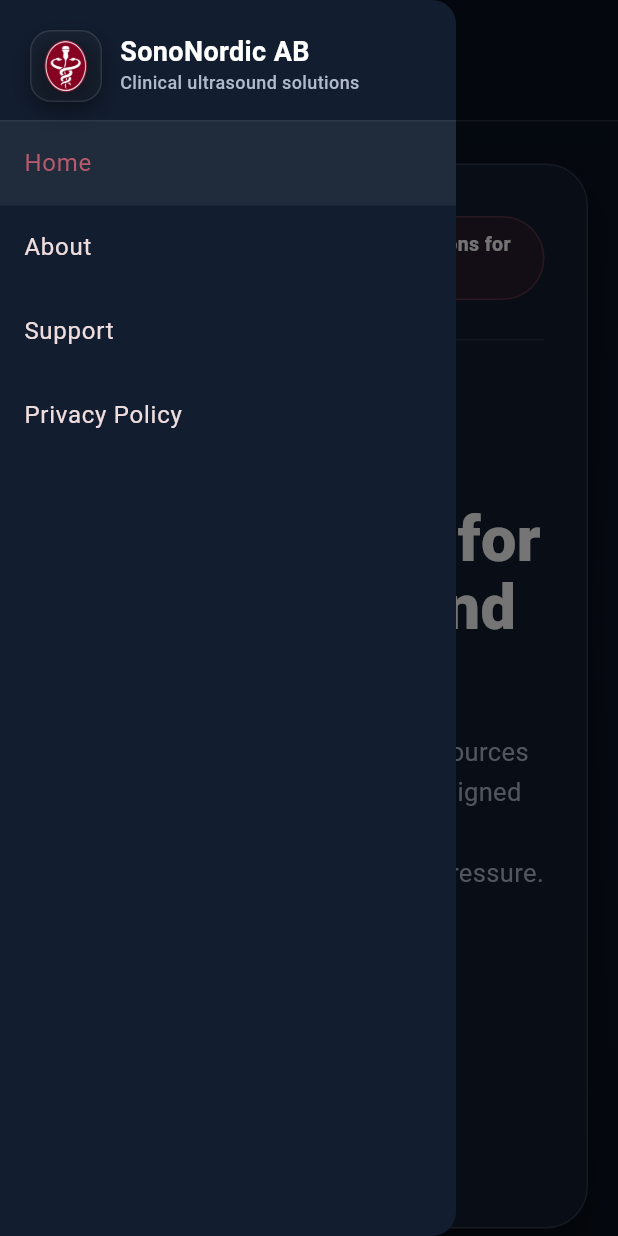
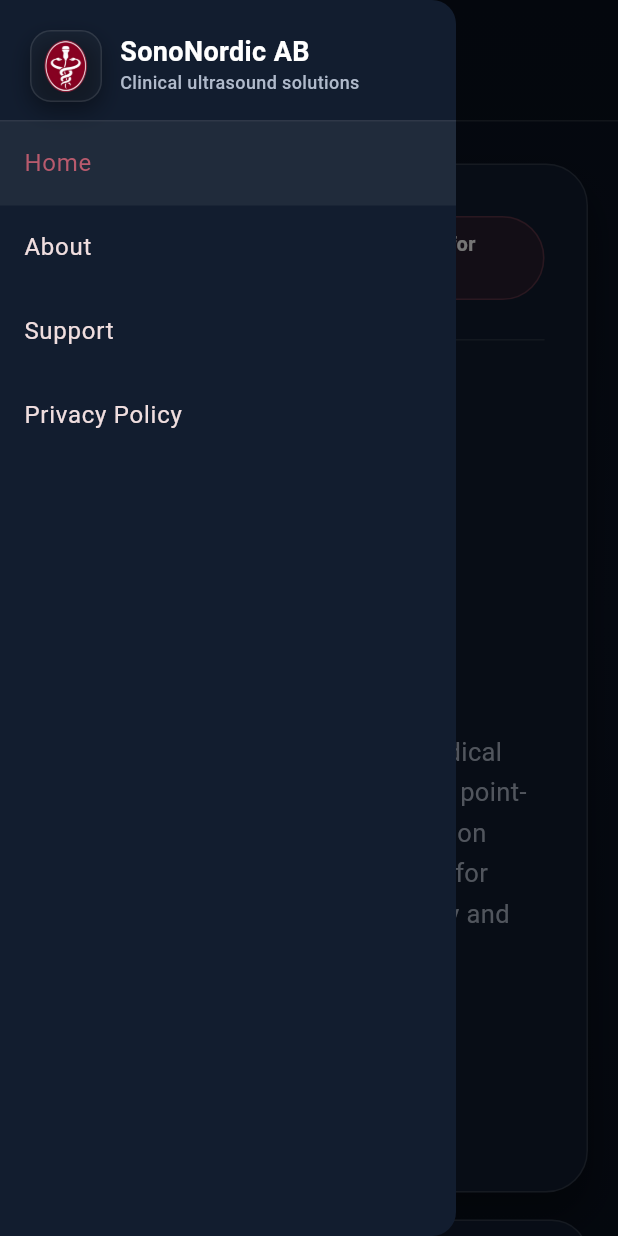
Before and after one commit to hmoen89-dev/sononordic_website, a Flutter app: the screen it shows after launch, after a tap on the "menu" icon, on a phone screen of 412 x 824 dp. Run offline on Flutter 3.47's test engine with Material 3 defaults, Android fonts, the phone set to English and light mode, and no system bars.

Commit message:
Refine website company messaging

```diff
--- a/lib/main.dart
+++ b/lib/main.dart
@@ -354,16 +354,16 @@ class _HomePage extends StatelessWidget {
                     child: Column(
                       children: const [
                         _HighlightCard(
-                          title: 'POCUS Tools',
+                          title: 'Bedside Ultrasound',
                           body:
-                              'Focused ultrasound tools built for physicians working in emergency and acute care settings.',
+                              'Focused on point-of-care ultrasound use in emergency departments and other acute care settings.',
                           icon: Icons.monitor_heart_outlined,
                         ),
                         SizedBox(height: 18),
                         _HighlightCard(
                           title: 'Clinical Decision Support',
                           body:
-                              'Structured digital support for consistent bedside workflows, documentation and interpretation.',
+                              'Structured support for documentation, interpretation and more consistent bedside workflows.',
                           icon: Icons.rule_folder_outlined,
                         ),
                       ],
@@ -376,16 +376,16 @@ class _HomePage extends StatelessWidget {
                   _HeroContent(),
                   SizedBox(height: 18),
                   _HighlightCard(
-                    title: 'POCUS Tools',
+                    title: 'Bedside Ultrasound',
                     body:
-                        'Focused ultrasound tools built for physicians working in emergency and acute care settings.',
+                        'Focused on point-of-care ultrasound use in emergency departments and other acute care settings.',
                     icon: Icons.monitor_heart_outlined,
                   ),
                   SizedBox(height: 18),
                   _HighlightCard(
                     title: 'Clinical Decision Support',
                     body:
-                        'Structured digital support for consistent bedside workflows, documentation and interpretation.',
+                        'Structured support for documentation, interpretation and more consistent bedside workflows.',
                     icon: Icons.rule_folder_outlined,
                   ),
                 ],
@@ -394,44 +394,50 @@ class _HomePage extends StatelessWidget {
         wide
             ? const Row(
                 children: [
-                  Expanded(child: _ScreenshotPlaceholder()),
+                  Expanded(child: _CompanyStatementPanel()),
                   SizedBox(width: 18),
-                  Expanded(child: _LogoShowcase()),
+                  Expanded(child: _CredibilityPanel()),
                 ],
               )
             : const Column(
                 children: [
-                  _ScreenshotPlaceholder(),
+                  _CompanyStatementPanel(),
                   SizedBox(height: 18),
-                  _LogoShowcase(),
+                  _CredibilityPanel(),
                 ],
               ),
         const SizedBox(height: 28),
         const _SectionIntro(
-          eyebrow: 'What SonoNordic Builds',
-          title: 'Tools designed for bedside speed and clinical clarity.',
+          eyebrow: 'Coming Soon',
+          title: 'Focused areas under development.',
           body:
-              'SonoNordic develops point-of-care ultrasound tools, educational resources and clinical decision support solutions for physicians working in emergency and acute care settings.',
+              'SonoNordic is focused on practical tools and resources that support ultrasound use in acute care without adding complexity to bedside work.',
         ),
         const SizedBox(height: 18),
         _ResponsiveCardGrid(
           items: const [
             _InfoTileData(
-              title: 'Emergency Medicine Focus',
+              title: 'Clinical Ultrasound Tools',
               body:
-                  'Built around rapid workflows relevant to shock, dyspnea, trauma, vascular access and acute diagnostics.',
+                  'Practical digital support for common bedside ultrasound workflows in emergency and acute care.',
               icon: Icons.local_hospital_outlined,
             ),
             _InfoTileData(
-              title: 'Education',
+              title: 'Educational Resources',
               body:
-                  'Bedside-oriented explanations and troubleshooting content designed to support training and refreshers.',
+                  'Concise, bedside-oriented educational material intended to support pattern recognition and practical use.',
               icon: Icons.school_outlined,
             ),
             _InfoTileData(
-              title: 'Scalable Platform',
+              title: 'Decision Support',
               body:
-                  'A web presence and digital products that can be expanded with product pages, screenshots and company updates later.',
+                  'Structured support for more consistent interpretation, documentation and bedside decision processes.',
+              icon: Icons.fact_check_outlined,
+            ),
+            _InfoTileData(
+              title: 'Workflow Standardization',
+              body:
+                  'Tools designed to reduce friction and support simpler, more consistent clinical workflows.',
               icon: Icons.devices_outlined,
             ),
           ],
@@ -498,7 +504,7 @@ class _HeroContent extends StatelessWidget {
                     ),
                   ),
                   child: const Text(
-                    'Clinical ultrasound solutions for healthcare professionals',
+                    'Point-of-care ultrasound for acute care physicians',
                     style: TextStyle(
                       color: Colors.white,
                       fontSize: 13,
@@ -516,7 +522,7 @@ class _HeroContent extends StatelessWidget {
           ),
           const SizedBox(height: 20),
           const Text(
-            'SonoNordic develops POCUS tools for emergency and acute care.',
+            'Practical bedside ultrasound support for acute care.',
             style: TextStyle(
               color: Colors.white,
               fontSize: 42,
@@ -526,7 +532,7 @@ class _HeroContent extends StatelessWidget {
           ),
           const SizedBox(height: 16),
           const Text(
-            'Digital products, educational resources and clinical decision support designed to fit real bedside workflows for physicians working under time pressure.',
+            'SonoNordic AB is a Swedish medical technology company focused on point-of-care ultrasound, clinical decision support and workflow efficiency for physicians working in emergency and acute care settings.',
             style: TextStyle(
               color: _textMuted,
               fontSize: 17,
@@ -540,24 +546,8 @@ class _HeroContent extends StatelessWidget {
             children: const [
               _MetricChip(label: 'POCUS'),
               _MetricChip(label: 'Emergency Medicine'),
-              _MetricChip(label: 'Clinical Decision Support'),
+              _MetricChip(label: 'Workflow Efficiency'),
             ],
-          ),
-          const SizedBox(height: 24),
-          FilledButton.icon(
-            onPressed: null,
-            style: FilledButton.styleFrom(
-              backgroundColor: _accent,
-              disabledBackgroundColor: _accent,
-              foregroundColor: Colors.white,
-              padding: const EdgeInsets.symmetric(horizontal: 22, vertical: 18),
-              textStyle: const TextStyle(
-                fontSize: 15,
-                fontWeight: FontWeight.w700,
-              ),
-            ),
-            icon: const Icon(Icons.arrow_forward_rounded),
-            label: const Text('Learn More'),
           ),
         ],
       ),
@@ -575,9 +565,9 @@ class _AboutPage extends StatelessWidget {
       children: [
         const _SectionIntro(
           eyebrow: 'About SonoNordic',
-          title: 'Focused on practical ultrasound use in acute care.',
+          title: 'A Swedish company built around practical clinical use.',
           body:
-              'SonoNordic AB is a Swedish company focused on point-of-care ultrasound, acute care workflows, physician education and clinically useful digital support.',
+              'SonoNordic AB is a Swedish company focused on emergency medicine, point-of-care ultrasound and physician-centered clinical workflows.',
         ),
         const SizedBox(height: 18),
         _ResponsiveCardGrid(
@@ -585,13 +575,13 @@ class _AboutPage extends StatelessWidget {
             _InfoTileData(
               title: 'Founded in Sweden',
               body:
-                  'A Nordic company with a clear focus on clinical usability, simplicity and credibility in healthcare settings.',
+                  'SonoNordic is based in Sweden and developed with a clear healthcare focus.',
               icon: Icons.flag_outlined,
             ),
             _InfoTileData(
               title: 'POCUS Focus',
               body:
-                  'Dedicated to point-of-care ultrasound solutions relevant to frontline physicians and bedside decision making.',
+                  'Dedicated to point-of-care ultrasound use relevant to bedside assessment and acute decision making.',
               icon: Icons.monitor_heart_outlined,
             ),
             _InfoTileData(
@@ -601,15 +591,15 @@ class _AboutPage extends StatelessWidget {
               icon: Icons.bolt_outlined,
             ),
             _InfoTileData(
-              title: 'Education',
+              title: 'Clinical Workflows',
               body:
-                  'Supports learning, troubleshooting and structured interpretation in a format that can grow over time.',
+                  'Focused on practical workflows that fit real bedside work rather than abstract reference material.',
               icon: Icons.menu_book_outlined,
             ),
             _InfoTileData(
-              title: 'Clinical Support',
+              title: 'Physician-Centered Development',
               body:
-                  'Works toward practical tools that can help standardize documentation and reinforce pattern recognition.',
+                  'Developed around the needs of physicians who use ultrasound in time-sensitive clinical settings.',
               icon: Icons.fact_check_outlined,
             ),
           ],
@@ -629,8 +619,9 @@ class _SupportPage extends StatelessWidget {
       children: [
         const _SectionIntro(
           eyebrow: 'Support',
-          title: 'Contact SonoNordic support',
-          body: 'For support regarding SonoNordic products, please contact us by email.',
+          title: 'Practical support for SonoNordic services',
+          body:
+              'For questions related to the SonoNordic website and company services, please contact us by email.',
         ),
         const SizedBox(height: 18),
         Container(
@@ -645,6 +636,11 @@ class _SupportPage extends StatelessWidget {
             crossAxisAlignment: CrossAxisAlignment.start,
             children: [
               _SupportRow(
+                title: 'Company',
+                value: 'SonoNordic AB',
+              ),
+              SizedBox(height: 18),
+              _SupportRow(
                 title: 'Email',
                 value: 'info@sononordic.se',
               ),
@@ -652,6 +648,12 @@ class _SupportPage extends StatelessWidget {
               _SupportRow(
                 title: 'Response time',
                 value: '1-3 business days',
+              ),
+              SizedBox(height: 18),
+              _SupportRow(
+                title: 'Support scope',
+                value:
+                    'General contact, website-related questions and company information.',
               ),
             ],
           ),
@@ -671,7 +673,7 @@ class _PrivacyPage extends StatelessWidget {
       children: [
         const _SectionIntro(
           eyebrow: 'Privacy Policy',
-          title: 'Simple privacy information for the website and app.',
+          title: 'Privacy information for the website and application.',
           body: 'Last updated: June 2026',
         ),
         const SizedBox(height: 18),
@@ -686,20 +688,39 @@ class _PrivacyPage extends StatelessWidget {
           child: const Column(
             crossAxisAlignment: CrossAxisAlignment.start,
             children: [
-              _PrivacyParagraph(
-                text: 'SonoNordic AB respects your privacy.',
+              _PrivacySection(
+                title: 'Introduction',
+                body:
+                    'SonoNordic AB respects your privacy and aims to keep this website and related information services simple and transparent.',
               ),
               SizedBox(height: 16),
-              _PrivacyParagraph(
-                text: 'The website does not collect personal information.',
+              _PrivacySection(
+                title: 'Data Collection',
+                body:
+                    'This website does not collect personal data from visitors through forms, accounts or tracking features operated by SonoNordic AB.',
               ),
               SizedBox(height: 16),
-              _PrivacyParagraph(
-                text: 'The POCUS application processes no patient data.',
+              _PrivacySection(
+                title: 'Data Storage',
+                body:
+                    'SonoNordic AB does not store personal information through this website. The application does not process patient data.',
               ),
               SizedBox(height: 16),
-              _PrivacyParagraph(
-                text: 'For questions contact: info@sononordic.se',
+              _PrivacySection(
+                title: 'Third Party Services',
+                body:
+                    'Basic technical website delivery may involve third-party hosting or infrastructure services. No additional third-party data processing is intended through normal website use.',
+              ),
+              SizedBox(height: 16),
+              _PrivacySection(
+                title: 'User Rights',
+                body:
+                    'If you have questions about privacy or your rights under applicable data protection law, you may contact SonoNordic AB for further information.',
+              ),
+              SizedBox(height: 16),
+              _PrivacySection(
+                title: 'Contact Information',
+                body: 'SonoNordic AB\nSweden\ninfo@sononordic.se',
               ),
             ],
           ),
@@ -850,29 +871,29 @@ class _MetricChip extends StatelessWidget {
   }
 }
 
-class _ScreenshotPlaceholder extends StatelessWidget {
-  const _ScreenshotPlaceholder();
+class _CompanyStatementPanel extends StatelessWidget {
+  const _CompanyStatementPanel();
 
   @override
   Widget build(BuildContext context) {
     return _PlaceholderPanel(
-      title: 'App Screenshot Placeholder',
+      title: 'Built for practical bedside ultrasound.',
       body:
-          'Replace this area with product screenshots, device mockups or a product gallery when ready.',
+          'SonoNordic focuses on improving ultrasound usability, workflow consistency and clinical efficiency for physicians working in acute care.',
       icon: Icons.phone_iphone_rounded,
     );
   }
 }
 
-class _LogoShowcase extends StatelessWidget {
-  const _LogoShowcase();
+class _CredibilityPanel extends StatelessWidget {
+  const _CredibilityPanel();
 
   @override
   Widget build(BuildContext context) {
     return _PlaceholderPanel(
-      title: 'SonoNordic Brand',
+      title: 'Designed for bedside use',
       body:
-          'Current company logo integrated from the existing asset library and ready to be replaced or refined later if needed.',
+          'Physician-centered design, practical emergency medicine workflows, and a consistent interface built around clinical clarity.',
       child: Padding(
         padding: const EdgeInsets.all(8),
         child: Image.asset(
@@ -1087,21 +1108,89 @@ class _SupportRow extends StatelessWidget {
   }
 }
 
-class _PrivacyParagraph extends StatelessWidget {
-  final String text;
+class _PrivacySection extends StatelessWidget {
+  final String title;
+  final String body;
 
-  const _PrivacyParagraph({
-    required this.text,
+  const _PrivacySection({
+    required this.title,
+    required this.body,
   });
 
   @override
   Widget build(BuildContext context) {
-    return Text(
-      text,
+    return Column(
+      crossAxisAlignment: CrossAxisAlignment.start,
+      children: [
+        Text(
+          title,
+          style: const TextStyle(
+            color: Colors.white,
+            fontSize: 18,
+            fontWeight: FontWeight.w700,
+          ),
+        ),
+        const SizedBox(height: 8),
+        Text(
+          body,
           style: const TextStyle(
             color: _textMuted,
             fontSize: 16,
             height: 1.6,
+          ),
+        ),
+      ],
+    );
+  }
+}
+
+class _FooterItem extends StatelessWidget {
+  final String label;
+  final String value;
+
+  const _FooterItem({
+    required this.label,
+    required this.value,
+  });
+
+  @override
+  Widget build(BuildContext context) {
+    return Column(
+      crossAxisAlignment: CrossAxisAlignment.start,
+      children: [
+        Text(
+          label,
+          style: const TextStyle(
+            color: _accentSoft,
+            fontSize: 12,
+            fontWeight: FontWeight.w700,
+          ),
+        ),
+        const SizedBox(height: 6),
+        Text(
+          value,
+          style: const TextStyle(
+            color: Colors.white,
+            fontSize: 15,
+            fontWeight: FontWeight.w600,
+          ),
+        ),
+      ],
+    );
+  }
+}
+
+class _FooterCopyright extends StatelessWidget {
+  const _FooterCopyright();
+
+  @override
+  Widget build(BuildContext context) {
+    return const Text(
+      '© 2026 SonoNordic AB',
+      style: TextStyle(
+        color: _textMuted,
+        fontSize: 14,
+        fontWeight: FontWeight.w500,
       ),
     );
   }
@@ -1120,34 +1209,29 @@ class _SiteFooter extends StatelessWidget {
         borderRadius: BorderRadius.circular(24),
         border: Border.all(color: Colors.white12),
       ),
-      child: const Wrap(
-        alignment: WrapAlignment.spaceBetween,
-        runSpacing: 10,
+      child: const Column(
+        crossAxisAlignment: CrossAxisAlignment.start,
         children: [
-          Text(
-            'SonoNordic AB',
-            style: TextStyle(
-              color: Colors.white,
-              fontSize: 16,
-              fontWeight: FontWeight.w700,
+          Wrap(
+            spacing: 28,
+            runSpacing: 18,
+            children: [
+              _FooterItem(
+                label: 'Company',
+                value: 'SonoNordic AB',
               ),
+              _FooterItem(
+                label: 'Location',
+                value: 'Sweden',
               ),
-          Text(
-            'info@sononordic.se',
-            style: TextStyle(
-              color: _textMuted,
-              fontSize: 14,
-              fontWeight: FontWeight.w500,
+              _FooterItem(
+                label: 'Contact',
+                value: 'info@sononordic.se',
               ),
+            ],
           ),
-          Text(
-            '© 2026 SonoNordic AB',
-            style: TextStyle(
-              color: _textMuted,
-              fontSize: 14,
-              fontWeight: FontWeight.w500,
-            ),
-          ),
+          SizedBox(height: 18),
+          _FooterCopyright(),
         ],
       ),
     );
```
Lines whose indentation alone changed are shown as unchanged.
